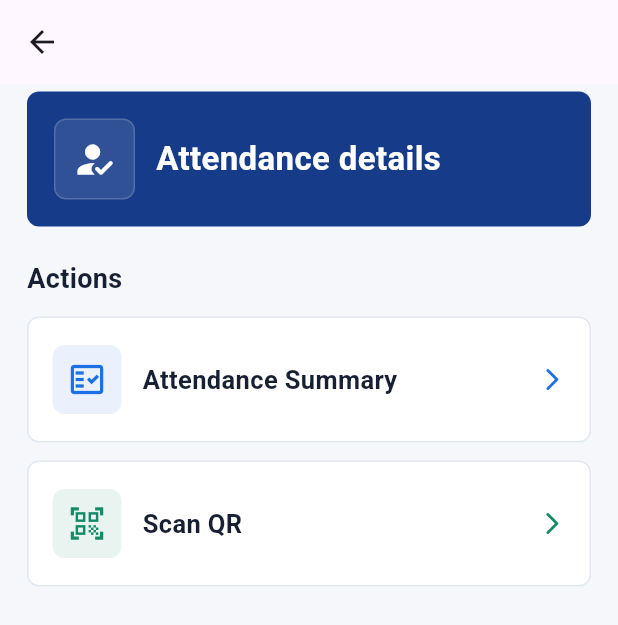
After one commit to mariemmohammed275-blip/student_system_app, a Flutter app: the AttendanceDetailsScreen screen opened directly, on a phone screen of 412 x 824 dp. The commit adds this screen. Shown: the top 625 px of the screen. Run offline on Flutter 3.47's test engine with Material 3 defaults, Android fonts, the phone set to English and light mode, and no system bars; our stand-ins replace curved_navigation_bar, dio, file_picker, get; missing offline and left inert: mobile_scanner; accounts and stored records are empty.

Commit message:
Implementation of  Scanning QR & Attendance Summary

```diff
--- /dev/null
+++ b/lib/Screens/Services/Features/Attendance/screens/attendance_details_screen.dart
@@ -0,0 +1,188 @@
+import 'package:flutter/material.dart';
+import 'package:flutter/services.dart';
+import 'package:get/get.dart';
+import 'package:student_systemv1/Screens/Services/Features/Attendance/screens/attendance_qr_scan_screen.dart';
+import 'package:student_systemv1/Screens/Services/Features/Attendance/screens/attendance_summary_screen.dart';
+
+class AttendanceDetailsScreen extends StatelessWidget {
+  const AttendanceDetailsScreen({super.key});
+
+  @override
+  Widget build(BuildContext context) {
+    final isDark = Theme.of(context).brightness == Brightness.dark;
+    final backgroundColor = isDark ? Colors.grey[900] : const Color(0xffF5F7FB);
+    final foregroundColor = isDark ? Colors.white : const Color(0xff172033);
+
+    return Scaffold(
+      backgroundColor: backgroundColor,
+      appBar: AppBar(
+        // systemOverlayStyle: isDark
+        //     ? SystemUiOverlayStyle.light
+        //     : SystemUiOverlayStyle.dark,
+        //title: const Text("Attendance Details"),
+        //centerTitle: true,
+        //elevation: 0,
+        //backgroundColor: Colors.transparent,
+        //foregroundColor: foregroundColor,
+      ),
+      body: SafeArea(
+        child: Padding(
+          padding: const EdgeInsets.fromLTRB(18, 5, 18, 18),
+          child: Column(
+            crossAxisAlignment: CrossAxisAlignment.start,
+            children: [
+              Container(
+                width: double.infinity,
+                padding: const EdgeInsets.all(18),
+                decoration: BoxDecoration(
+                  color: isDark
+                      ? const Color(0xff152033)
+                      : const Color(0xff163B88),
+                  borderRadius: BorderRadius.circular(8),
+                ),
+                child: const Row(
+                  children: [
+                    _HeaderIcon(),
+                    SizedBox(width: 14),
+                    Expanded(
+                      child: Column(
+                        crossAxisAlignment: CrossAxisAlignment.start,
+                        children: [
+                          Text(
+                            "Attendance details",
+
+                            style: TextStyle(
+                              color: Colors.white,
+                              fontSize: 22,
+                              fontWeight: FontWeight.w800,
+                            ),
+                          ),
+                        ],
+                      ),
+                    ),
+                  ],
+                ),
+              ),
+              const SizedBox(height: 22),
+              Text(
+                "Actions",
+                style: TextStyle(
+                  color: foregroundColor,
+                  fontSize: 18,
+                  fontWeight: FontWeight.w800,
+                ),
+              ),
+              const SizedBox(height: 12),
+              _AttendanceActionButton(
+                icon: Icons.fact_check_outlined,
+                title: "Attendance Summary",
+                accentColor: const Color(0xff1D6FE8),
+                onTap: () => Get.to(() => AttendanceSummaryScreen()),
+              ),
+              const SizedBox(height: 12),
+              _AttendanceActionButton(
+                icon: Icons.qr_code_scanner,
+                title: "Scan QR",
+                accentColor: const Color(0xff168A68),
+                onTap: () => Get.to(() => const AttendanceQrScanScreen()),
+              ),
+            ],
+          ),
+        ),
+      ),
+    );
+  }
+}
+
+class _HeaderIcon extends StatelessWidget {
+  const _HeaderIcon();
+
+  @override
+  Widget build(BuildContext context) {
+    return Container(
+      width: 54,
+      height: 54,
+      decoration: BoxDecoration(
+        color: Colors.white.withAlpha(28),
+        borderRadius: BorderRadius.circular(8),
+        border: Border.all(color: Colors.white.withAlpha(42)),
+      ),
+      child: const Icon(
+        Icons.how_to_reg_rounded,
+        color: Colors.white,
+        size: 30,
+      ),
+    );
+  }
+}
+
+class _AttendanceActionButton extends StatelessWidget {
+  const _AttendanceActionButton({
+    required this.icon,
+    required this.title,
+    required this.accentColor,
+    required this.onTap,
+  });
+
+  final IconData icon;
+  final String title;
+  final Color accentColor;
+  final VoidCallback onTap;
+
+  @override
+  Widget build(BuildContext context) {
+    final isDark = Theme.of(context).brightness == Brightness.dark;
+    final tileColor = isDark ? Colors.grey[850] : Colors.white;
+    final textColor = isDark ? Colors.white : const Color(0xff172033);
+
+    return Material(
+      color: tileColor,
+      borderRadius: BorderRadius.circular(8),
+      child: InkWell(
+        onTap: onTap,
+        borderRadius: BorderRadius.circular(8),
+        child: Container(
+          width: double.infinity,
+          padding: const EdgeInsets.symmetric(horizontal: 16, vertical: 18),
+          decoration: BoxDecoration(
+            borderRadius: BorderRadius.circular(8),
+            border: Border.all(
+              color: isDark
+                  ? Colors.white.withAlpha(20)
+                  : const Color(0xffE1E7F0),
+            ),
+          ),
+          child: Row(
+            children: [
+              Container(
+                width: 46,
+                height: 46,
+                decoration: BoxDecoration(
+                  color: accentColor.withAlpha(24),
+                  borderRadius: BorderRadius.circular(8),
+                ),
+                child: Icon(icon, color: accentColor, size: 26),
+              ),
+              const SizedBox(width: 14),
+              Expanded(
+                child: Text(
+                  title,
+                  style: TextStyle(
+                    color: textColor,
+                    fontSize: 17,
+                    fontWeight: FontWeight.w800,
+                  ),
+                ),
+              ),
+              Icon(
+                Icons.arrow_forward_ios_rounded,
+                color: accentColor,
+                size: 18,
+              ),
+            ],
+          ),
+        ),
+      ),
+    );
+  }
+}
--- a/lib/Screens/Services/Features/Attendance/screens/attendance_summary_screen.dart
+++ b/lib/Screens/Services/Features/Attendance/screens/attendance_summary_screen.dart
@@ -19,7 +19,6 @@ class AttendanceSummaryScreen extends StatelessWidget {
   @override
   Widget build(BuildContext context) {
     final isDark = Theme.of(context).brightness == Brightness.dark;
-    final backgroundColor = isDark ? Colors.grey[900] : const Color(0xffF5F7FB);
     final cardColor = isDark ? Colors.grey[850] : Colors.white;
 
     return Scaffold(
--- a/lib/Screens/Services/services_screen.dart
+++ b/lib/Screens/Services/services_screen.dart
@@ -2,7 +2,7 @@ import 'package:flutter/material.dart';
 import 'package:flutter/services.dart';
 import 'package:get/get.dart';
 
-import 'Features/Attendance/screens/attendance_summary_screen.dart';
+import 'Features/Attendance/screens/attendance_details_screen.dart';
 import 'Features/Exams/exams.dart';
 import 'Features/Grades/grades_page.dart';
 import 'Features/SelectedCourses/selected_courses.dart';
@@ -19,7 +19,7 @@ class ServicesScreen extends StatelessWidget {
     {
       'icon': Icons.qr_code,
       'title': 'Attendance Details',
-      'page': () => AttendanceSummaryScreen(),
+      'page': () => const AttendanceDetailsScreen(),
     },
     {
       'icon': Icons.schedule_sharp,
--- a/pubspec.yaml
+++ b/pubspec.yaml
@@ -39,6 +39,7 @@ dependencies:
   get: ^4.7.2
   curved_navigation_bar: ^1.0.6
   dio: ^5.9.0
+  mobile_scanner: ^5.2.3
   git_storage: ^2.1.0
   url_launcher: ^6.3.2
   file_picker: ^8.0.0
```
Also changed, not shown: lib/API/attendance_api.dart (+22 -0 lines), lib/Screens/Home/widgets/quick_actions.dart (+14 -26 lines), lib/Screens/Services/Features/Attendance/screens/attendance_qr_scan_screen.dart (added, +207 -0 lines), pubspec.lock, 3 other files.
